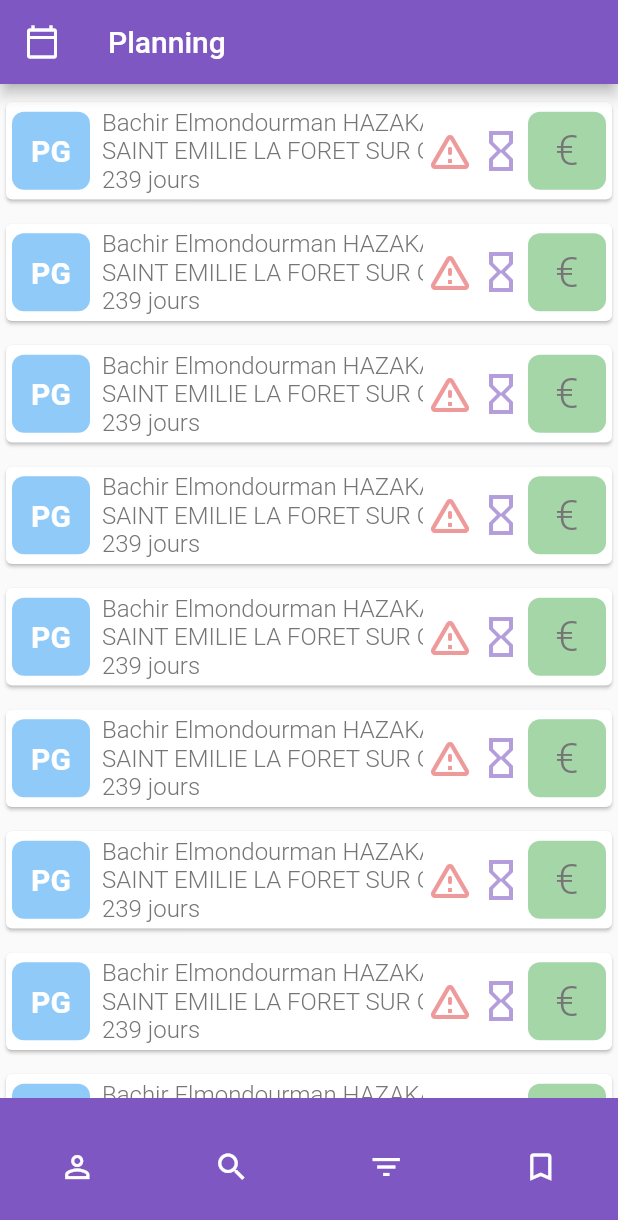
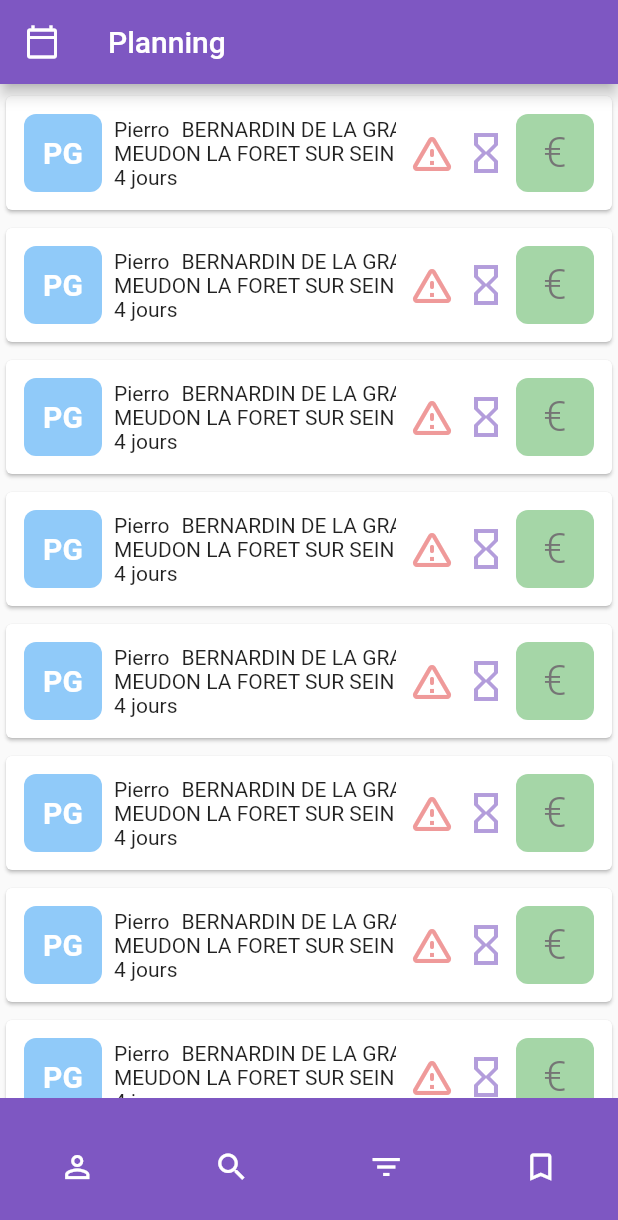
Before and after one commit to GreatPy/sd_tech_app, a Flutter app: the screen it shows after launch, on a phone screen of 412 x 824 dp. Shown: the top 1220 px of the screen. Run offline on Flutter 3.47's test engine with Material 2 defaults, Android fonts, the phone set to English and light mode, and no system bars; our stand-ins replace keyboard_dismisser.

Commit message:
costumer infos in exam box refactored

```diff
--- a/lib/data/dummy_list.dart
+++ b/lib/data/dummy_list.dart
@@ -1,25 +1,31 @@
-import 'package:sd_tech/data/dummy_costumer.dart';
-import 'package:sd_tech/data/dummy_doctor.dart';
-import 'package:sd_tech/data/tech.dart';
+import 'package:sd_tech/data/dummy_pg.dart';
 import 'package:sd_tech/widgets/generals/exam_box/exam_box.dart';
 
 List dummyList = [
-  ExamBox(costumer: costumer1, tech: vahe, doctor: doctor1),
-  ExamBox(costumer: costumer1, tech: vahe, doctor: doctor1),
-  ExamBox(costumer: costumer1, tech: vahe, doctor: doctor1),
-  ExamBox(costumer: costumer1, tech: vahe, doctor: doctor1),
-  ExamBox(costumer: costumer1, tech: vahe, doctor: doctor1),
-  ExamBox(costumer: costumer1, tech: vahe, doctor: doctor1),
-  ExamBox(costumer: costumer1, tech: vahe, doctor: doctor1),
-  ExamBox(costumer: costumer1, tech: vahe, doctor: doctor1),
-  ExamBox(costumer: costumer1, tech: vahe, doctor: doctor1),
-  ExamBox(costumer: costumer1, tech: vahe, doctor: doctor1),
-  ExamBox(costumer: costumer1, tech: vahe, doctor: doctor1),
-  ExamBox(costumer: costumer1, tech: vahe, doctor: doctor1),
-  ExamBox(costumer: costumer1, tech: vahe, doctor: doctor1),
-  ExamBox(costumer: costumer1, tech: vahe, doctor: doctor1),
-  ExamBox(costumer: costumer1, tech: vahe, doctor: doctor1),
-  ExamBox(costumer: costumer1, tech: vahe, doctor: doctor1),
-  ExamBox(costumer: costumer1, tech: vahe, doctor: doctor1),
-  ExamBox(costumer: costumer1, tech: vahe, doctor: doctor1),
+  ExamBox(exam: pg1),
+  ExamBox(exam: pg1),
+  ExamBox(exam: pg1),
+  ExamBox(exam: pg1),
+  ExamBox(exam: pg1),
+  ExamBox(exam: pg1),
+  ExamBox(exam: pg1),
+  ExamBox(exam: pg1),
+  ExamBox(exam: pg1),
+  ExamBox(exam: pg1),
+  ExamBox(exam: pg1),
+  ExamBox(exam: pg1),
+  ExamBox(exam: pg1),
+  ExamBox(exam: pg1),
+  ExamBox(exam: pg1),
+  ExamBox(exam: pg1),
+  ExamBox(exam: pg1),
+  ExamBox(exam: pg1),
+  ExamBox(exam: pg1),
+  ExamBox(exam: pg1),
+  ExamBox(exam: pg1),
+  ExamBox(exam: pg1),
+  ExamBox(exam: pg1),
+  ExamBox(exam: pg1),
+  ExamBox(exam: pg1),
+  ExamBox(exam: pg1),
 ];
--- a/lib/data/dummy_pg.dart
+++ b/lib/data/dummy_pg.dart
@@ -1,12 +1,23 @@
+import 'package:sd_tech/data/dummy_doctor.dart';
+import 'package:sd_tech/data/tech.dart';
 import 'package:sd_tech/models/exam.dart';
 import 'package:sd_tech/models/enums/status.dart';
 import 'package:sd_tech/data/dummy_costumer.dart';
+
+final DateTime today = DateTime.now();
+DateTime getRelativeDate(int days) {
+  return today.subtract(Duration(days: days));
+}
 
 Exam pg1 = Exam(
   id: 1,
   customer: costumer1,
   status: Status.toBeScheduled,
-  techId: 1,
-  doctorId: 1,
-  createdAt: DateTime(2023),
+  tech: vahe,
+  doctor: doctor1,
+  createdAt: getRelativeDate(10),
 );
+
+final List<Exam> pgs = [
+  pg1,
+];
--- a/lib/models/costumer.dart
+++ b/lib/models/costumer.dart
@@ -3,26 +3,28 @@ import 'package:sd_tech/models/enums/rights.dart';
 class Costumer {
   const Costumer({
     required this.id,
-    this.firstname,
-    this.lastname,
-    this.birthdate,
-    this.mail,
-    this.nir,
-    this.phone,
-    this.address,
-    this.weight,
-    this.hight,
-    this.rights,
+    required this.firstname,
+    required this.lastname,
+    required this.birthdate,
+    required this.mail,
+    required this.nir,
+    required this.phone,
+    required this.address,
+    required this.city,
+    required this.weight,
+    required this.hight,
+    required this.rights,
   });
   final int id;
-  final String? firstname;
-  final String? lastname;
-  final DateTime? birthdate;
-  final String? mail;
-  final String? nir;
-  final String? phone;
-  final String? address;
-  final int? weight;
-  final int? hight;
-  final Rights? rights;
+  final String firstname;
+  final String lastname;
+  final DateTime birthdate;
+  final String mail;
+  final String nir;
+  final String phone;
+  final String address;
+  final String city;
+  final String weight;
+  final String hight;
+  final Rights rights;
 }
--- a/lib/models/exam.dart
+++ b/lib/models/exam.dart
@@ -1,6 +1,8 @@
+import 'package:sd_tech/models/doctor.dart';
 import 'package:sd_tech/models/enums/payment_status.dart';
 import 'package:sd_tech/models/enums/status.dart';
 import 'package:sd_tech/models/costumer.dart';
+import 'package:sd_tech/models/tech.dart';
 
 class Exam {
   const Exam({
@@ -8,8 +10,8 @@ class Exam {
     required this.id,
     required this.status,
     required this.createdAt,
-    this.techId,
-    this.doctorId,
+    this.tech,
+    this.doctor,
     this.deliveryDate,
     this.note,
     this.access,
@@ -21,8 +23,8 @@ class Exam {
   final Costumer customer;
   final Status status;
   final DateTime createdAt;
-  final int? techId;
-  final int? doctorId;
+  final Tech? tech;
+  final Doctor? doctor;
   final DateTime? deliveryDate;
   final String? note;
   final String? access;
--- a/lib/widgets/generals/exam_box/costumer_infos.dart
+++ b/lib/widgets/generals/exam_box/costumer_infos.dart
@@ -1,26 +1,27 @@
 import 'package:flutter/material.dart';
 import 'package:sd_tech/models/enums/exam_costumer_info_line.dart';
+import 'package:sd_tech/models/exam.dart';
 import 'package:sd_tech/widgets/generals/exam_box/scrolable_row.dart';
 
 class CostumerInfos extends StatelessWidget {
-  const CostumerInfos({super.key});
-
+  const CostumerInfos({super.key, required this.exam});
+  final Exam exam;
   @override
   Widget build(BuildContext context) {
-    return const Column(
+    return Column(
       children: [
         ScrolableRow(
           line: ExamCostuerInfoLine.fullName,
-          content: "Bachir Elmondourman HAZAKARHOUAMANA ROUZIKIKiMINOU",
+          exam: exam,
         ),
         ScrolableRow(
           line: ExamCostuerInfoLine.city,
-          content: "SAINT EMILIE LA FORET SUR OISE",
+          exam: exam,
         ),
         ScrolableRow(
           //if status == tobeScheduled:line = delay ,else: line = time
           line: ExamCostuerInfoLine.delay,
-          content: "239 jours",
+          exam: exam,
         ),
       ],
     );
--- a/lib/widgets/generals/exam_box/exam_box.dart
+++ b/lib/widgets/generals/exam_box/exam_box.dart
@@ -1,22 +1,17 @@
 import 'package:flutter/material.dart';
-import 'package:sd_tech/models/costumer.dart';
-import 'package:sd_tech/models/doctor.dart';
+import 'package:sd_tech/data/dummy_pg.dart';
+import 'package:sd_tech/models/exam.dart';
 import 'package:sd_tech/models/styles.dart';
-import 'package:sd_tech/models/tech.dart';
-import 'package:sd_tech/widgets/generals/exam_box/costumer_Infos.dart';
+import 'package:sd_tech/widgets/generals/exam_box/costumer_infos.dart';
 import 'package:sd_tech/widgets/generals/exam_box/exam_type.dart';
 import 'package:sd_tech/widgets/generals/exam_box/payement_status.dart';
 
 class ExamBox extends StatefulWidget {
   const ExamBox({
     super.key,
-    required this.costumer,
-    required this.tech,
-    required this.doctor,
+    required this.exam,
   });
-  final Costumer costumer;
-  final Tech tech;
-  final Doctor doctor;
+  final Exam exam;
 
   @override
   State<ExamBox> createState() => _ExamBoxState();
@@ -27,28 +22,28 @@ class _ExamBoxState extends State<ExamBox> {
   Widget build(BuildContext context) {
     return Column(
       children: [
-        const SizedBox(height: 8),
+        const SizedBox(height: 4),
         Card(
           child: Padding(
-            padding: const EdgeInsets.all(4),
+            padding: const EdgeInsets.all(12),
             child: Row(
               children: [
                 const ExamType(),
                 const SizedBox(width: 8),
-                const Expanded(child: CostumerInfos()),
-                const SizedBox(width: 2),
+                Expanded(child: CostumerInfos(exam: pg1)),
+                const SizedBox(width: 8),
                 Icon(
                   Icons.warning_amber_rounded,
                   color: dangerColor,
                   size: 32,
                 ),
-                const SizedBox(width: 2),
+                const SizedBox(width: 4),
                 Icon(
                   Icons.hourglass_empty_outlined,
                   size: 32,
                   color: primaryColorLigth,
                 ),
-                const SizedBox(width: 2),
+                const SizedBox(width: 4),
                 const PayementStatus(),
               ],
             ),
--- a/lib/widgets/generals/exam_box/scrolable_row.dart
+++ b/lib/widgets/generals/exam_box/scrolable_row.dart
@@ -1,30 +1,40 @@
 import 'package:flutter/material.dart';
 import 'package:sd_tech/models/enums/exam_costumer_info_line.dart';
-import 'package:sd_tech/models/styles.dart';
+import 'package:sd_tech/models/exam.dart';
 import 'package:sd_tech/widgets/generals/styled_text.dart';
 
 class ScrolableRow extends StatelessWidget {
   const ScrolableRow({
     super.key,
-    required this.content,
     required this.line,
+    required this.exam,
   });
-  final String content;
   final ExamCostuerInfoLine line;
+  final Exam exam;
 
   @override
   Widget build(BuildContext context) {
+    final Widget content;
+    switch (line) {
+      case ExamCostuerInfoLine.fullName:
+        content = Row(children: [
+          StyledText(content: exam.customer.firstname),
+          const SizedBox(width: 8),
+          StyledText(content: exam.customer.lastname)
+        ]);
+      case ExamCostuerInfoLine.city:
+        content = StyledText(content: exam.customer.city);
+      case ExamCostuerInfoLine.delay:
+        content = const StyledText(content: "4 jours");
+      default:
+        content = const Placeholder();
+    }
     return Row(
       children: [
         Expanded(
           child: SingleChildScrollView(
             scrollDirection: Axis.horizontal,
-            child: StyledText(
-              content: content,
-              color: neutral,
-              fontSize: 16,
-              fontWeight: FontWeight.w300,
-            ),
+            child: content,
           ),
         ),
       ],
```
Also changed, not shown: lib/data/dummy_costumer.dart (+53 -6 lines).
